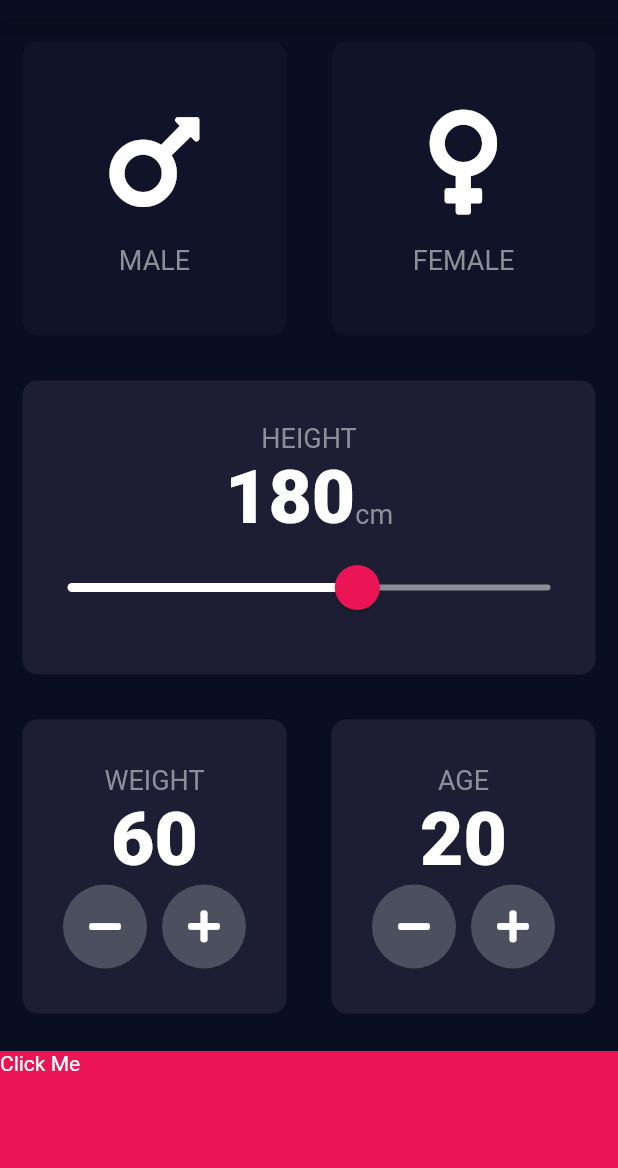
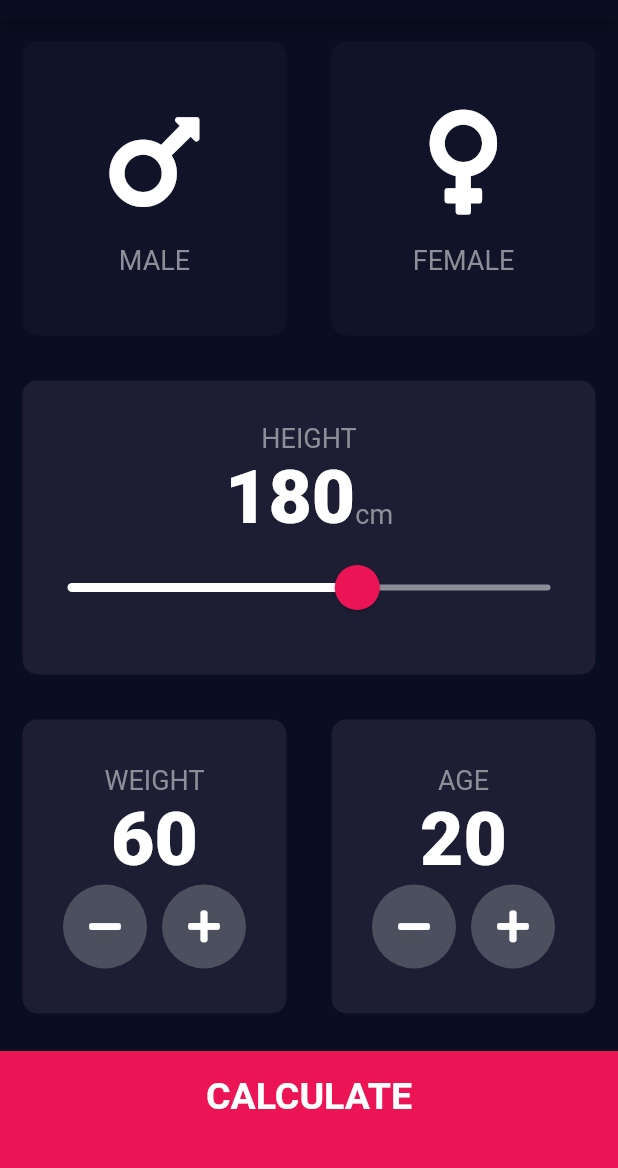
Before and after one commit to thedrivingforc/BMI-CALCULATOR, a Flutter app: the screen it shows after launch, on a phone screen of 412 x 824 dp, the part 65-1233 px from its top. Run offline on Flutter 3.47's test engine with Material 2 defaults, Android fonts, the phone set to English and light mode, and no system bars; our stand-ins replace font_awesome_flutter.

Commit message:
structured and completed

```diff
--- /dev/null
+++ b/lib/components/bottom_button.dart
@@ -0,0 +1,27 @@
+import 'package:flutter/material.dart';
+import '../constants.dart';
+
+class BottomButton extends StatelessWidget {
+  BottomButton({@required this.buttonTitle, @required this.onTap});
+  final String buttonTitle;
+  final Function onTap;
+  @override
+  Widget build(BuildContext context) {
+    return GestureDetector(
+      child: Container(
+        child: Center(
+          child: Text(
+            buttonTitle,
+            style: kLargeButtonTextStyle,
+          ),
+        ),
+        color: kBottomContainerColor,
+        margin: EdgeInsets.only(top: 10.0),
+        width: double.infinity,
+        height: kBottomContainerHeight,
+        padding: EdgeInsets.only(bottom: 20.0),
+      ),
+      onTap: onTap,
+    );
+  }
+}
--- a/lib/icon_content.dart
+++ b/lib/components/icon_content.dart
@@ -1,6 +1,6 @@
 import 'package:flutter/material.dart';
 
-import 'constants.dart';
+import '../constants.dart';
 
 class IconContent extends StatelessWidget {
   IconContent({@required this.icon, this.label});
--- /dev/null
+++ b/lib/components/round_icon_button.dart
@@ -0,0 +1,22 @@
+import 'package:flutter/material.dart';
+
+class RoundIconButton extends StatelessWidget {
+  RoundIconButton({@required this.icon, @required this.onPressed});
+  final IconData icon;
+
+  final Function onPressed;
+  @override
+  Widget build(BuildContext context) {
+    return RawMaterialButton(
+      child: Icon(icon),
+      onPressed: onPressed,
+      elevation: 0.0,
+      constraints: BoxConstraints.tightFor(
+        width: 56.0,
+        height: 56.0,
+      ),
+      shape: CircleBorder(),
+      fillColor: Color(0xFF4C4F5E),
+    );
+  }
+}
--- a/lib/main.dart
+++ b/lib/main.dart
@@ -1,5 +1,5 @@
 import 'package:flutter/material.dart';
-import 'input_page.dart';
+import 'screens/input_page.dart';
 
 void main() => runApp(BMICalculator());
 
--- a/lib/input_page.dart
+++ b/lib/screens/input_page.dart
@@ -1,10 +1,13 @@
-import 'package:bmi_calculator/result_page.dart';
+import 'package:bmi_calculator/components/round_icon_button.dart';
+import 'package:bmi_calculator/screens/result_page.dart';
 import 'package:flutter/material.dart';
 import 'package:font_awesome_flutter/font_awesome_flutter.dart';
 
-import 'constants.dart';
-import 'icon_content.dart';
-import 'reusable_card.dart';
+import '../constants.dart';
+import '../components/icon_content.dart';
+import '../components/reusable_card.dart';
+import '../components/bottom_button.dart';
+import 'package:bmi_calculator/calculator_brain.dart';
 
 enum Gender {
   male,
@@ -212,46 +215,26 @@ class _InputPageState extends State<InputPage> {
               ],
             ),
           ),
-          Container(
-            color: kBottomContainerColor,
-            margin: EdgeInsets.only(top: 10.0),
-            width: double.infinity,
-            height: kBottomContainerHeight,
-            child: GestureDetector(
-              child: Text('Click Me'),
+          BottomButton(
+            buttonTitle: 'CALCULATE',
             onTap: () {
+              CalculatorBrain calc =
+                  CalculatorBrain(height: height, weight: weight);
+
               Navigator.push(
                 context,
                 MaterialPageRoute(
-                    builder: (context) => ResultPage(),
+                  builder: (context) => ResultPage(
+                    bmiResult: calc.calculateBMI(),
+                    resultText: calc.getResult(),
+                    interpretition: calc.getInterpretion(),
+                  ),
                 ),
               );
             },
-            ),
           )
         ],
       ),
     );
   }
 }
-
-class RoundIconButton extends StatelessWidget {
-  RoundIconButton({@required this.icon, @required this.onPressed});
-  final IconData icon;
-
-  final Function onPressed;
-  @override
-  Widget build(BuildContext context) {
-    return RawMaterialButton(
-      child: Icon(icon),
-      onPressed: onPressed,
-      elevation: 0.0,
-      constraints: BoxConstraints.tightFor(
-        width: 56.0,
-        height: 56.0,
-      ),
-      shape: CircleBorder(),
-      fillColor: Color(0xFF4C4F5E),
-    );
-  }
-}
```
Also changed, not shown: lib/calculator_brain.dart (added, +34 -0 lines), lib/constants.dart (+25 -0 lines), lib/result_page.dart (deleted, +0 -13 lines), lib/screens/result_page.dart (added, +70 -0 lines), lib/components/reusable_card.dart (renamed from lib/reusable_card.dart). Lines whose indentation alone changed are shown as unchanged.
